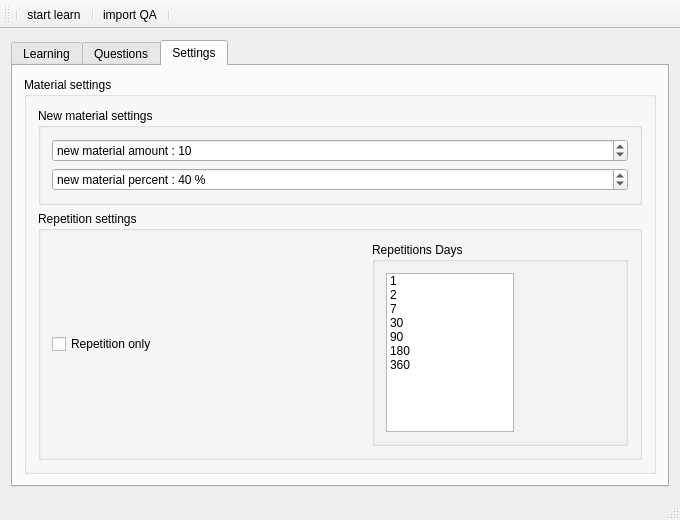
Before: the Qt Designer form GonzalesApp/ui/mainwindow.ui in szymonpi/Gonzales, drawn with Qt 5.
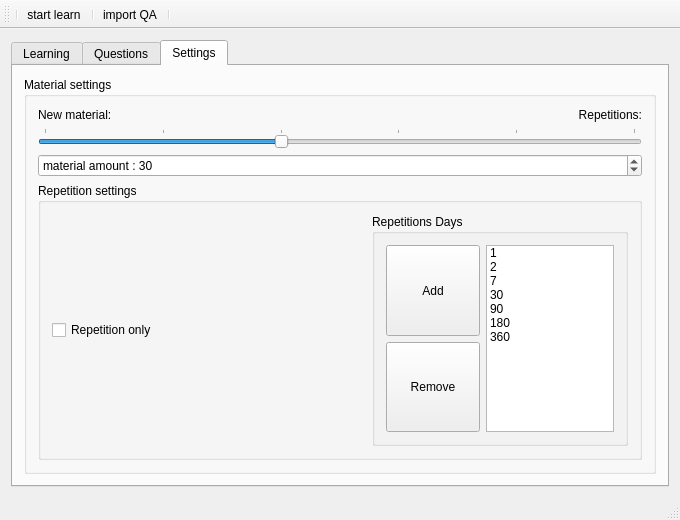
After: the same form once the commit is applied. Icons and pictures are not drawn.

Diff of the .ui file:
```diff
--- a/GonzalesApp/ui/mainwindow.ui
+++ b/GonzalesApp/ui/mainwindow.ui
@@ -318,41 +318,31 @@
           </property>
           <layout class="QVBoxLayout" name="verticalLayout_8">
            <item>
-            <widget class="QGroupBox" name="groupBoxNewMaterialsettings">
-             <property name="title">
-              <string>New material settings</string>
-             </property>
-             <layout class="QVBoxLayout" name="verticalLayout_9">
+            <layout class="QHBoxLayout" name="horizontalLayout_3">
+             <item>
+              <widget class="QLabel" name="labelMaterial">
+               <property name="text">
+                <string>New material:</string>
+               </property>
+              </widget>
+             </item>
               <item>
-               <widget class="QSpinBox" name="spinBoxNewMaterialAmount">
-                <property name="suffix">
-                 <string/>
-                </property>
-                <property name="prefix">
-                 <string>new material amount : </string>
-                </property>
-                <property name="minimum">
-                 <number>0</number>
-                </property>
-                <property name="maximum">
-                 <number>10000</number>
-                </property>
-                <property name="singleStep">
-                 <number>5</number>
-                </property>
-                <property name="value">
-                 <number>10</number>
-                </property>
-               </widget>
-              </item>
+              <widget class="QLabel" name="labelRepetitions">
+               <property name="layoutDirection">
+                <enum>Qt::RightToLeft</enum>
+               </property>
+               <property name="text">
+                <string>Repetitions:</string>
+               </property>
+               <property name="alignment">
+                <set>Qt::AlignRight|Qt::AlignTrailing|Qt::AlignVCenter</set>
+               </property>
+              </widget>
+             </item>
+            </layout>
+           </item>
               <item>
-               <widget class="QSpinBox" name="spinBoxNewMaterialPercent">
-                <property name="suffix">
-                 <string> %</string>
-                </property>
-                <property name="prefix">
-                 <string>new material percent : </string>
-                </property>
+            <widget class="QSlider" name="horizontalSlider">
                 <property name="minimum">
                  <number>0</number>
                 </property>
@@ -365,9 +355,43 @@
                 <property name="value">
                  <number>40</number>
                 </property>
-               </widget>
-              </item>
-             </layout>
+             <property name="orientation">
+              <enum>Qt::Horizontal</enum>
+             </property>
+             <property name="invertedAppearance">
+              <bool>false</bool>
+             </property>
+             <property name="invertedControls">
+              <bool>false</bool>
+             </property>
+             <property name="tickPosition">
+              <enum>QSlider::TicksAbove</enum>
+             </property>
+             <property name="tickInterval">
+              <number>20</number>
+             </property>
+            </widget>
+           </item>
+           <item>
+            <widget class="QSpinBox" name="spinBoxMaterialAmount">
+             <property name="suffix">
+              <string/>
+             </property>
+             <property name="prefix">
+              <string>material amount : </string>
+             </property>
+             <property name="minimum">
+              <number>0</number>
+             </property>
+             <property name="maximum">
+              <number>10000</number>
+             </property>
+             <property name="singleStep">
+              <number>5</number>
+             </property>
+             <property name="value">
+              <number>30</number>
+             </property>
             </widget>
            </item>
            <item>
@@ -394,7 +418,37 @@
                 <property name="title">
                  <string>Repetitions Days</string>
                 </property>
-                <layout class="QVBoxLayout" name="verticalLayout_12">
+                <layout class="QHBoxLayout" name="horizontalLayout_4">
+                 <item>
+                  <layout class="QVBoxLayout" name="verticalLayout_9">
+                   <item>
+                    <widget class="QToolButton" name="toolButtonAddPeriod">
+                     <property name="sizePolicy">
+                      <sizepolicy hsizetype="MinimumExpanding" vsizetype="MinimumExpanding">
+                       <horstretch>0</horstretch>
+                       <verstretch>0</verstretch>
+                      </sizepolicy>
+                     </property>
+                     <property name="text">
+                      <string>Add</string>
+                     </property>
+                    </widget>
+                   </item>
+                   <item>
+                    <widget class="QToolButton" name="toolButtonRemovePeriod">
+                     <property name="sizePolicy">
+                      <sizepolicy hsizetype="MinimumExpanding" vsizetype="MinimumExpanding">
+                       <horstretch>0</horstretch>
+                       <verstretch>0</verstretch>
+                      </sizepolicy>
+                     </property>
+                     <property name="text">
+                      <string>Remove</string>
+                     </property>
+                    </widget>
+                   </item>
+                  </layout>
+                 </item>
                  <item>
                   <widget class="QListWidget" name="listWidgetRepetitionPeriods">
                    <property name="maximumSize">
@@ -403,6 +457,18 @@
                      <height>16777215</height>
                     </size>
                    </property>
+                   <property name="frameShape">
+                    <enum>QFrame::StyledPanel</enum>
+                   </property>
+                   <property name="frameShadow">
+                    <enum>QFrame::Sunken</enum>
+                   </property>
+                   <property name="lineWidth">
+                    <number>3</number>
+                   </property>
+                   <property name="midLineWidth">
+                    <number>1</number>
+                   </property>
                    <property name="viewMode">
                     <enum>QListView::ListMode</enum>
                    </property>
```
Left out of the diff: 2 changed lines with no effect on the pictures. Lines whose indentation alone changed are shown as unchanged.
